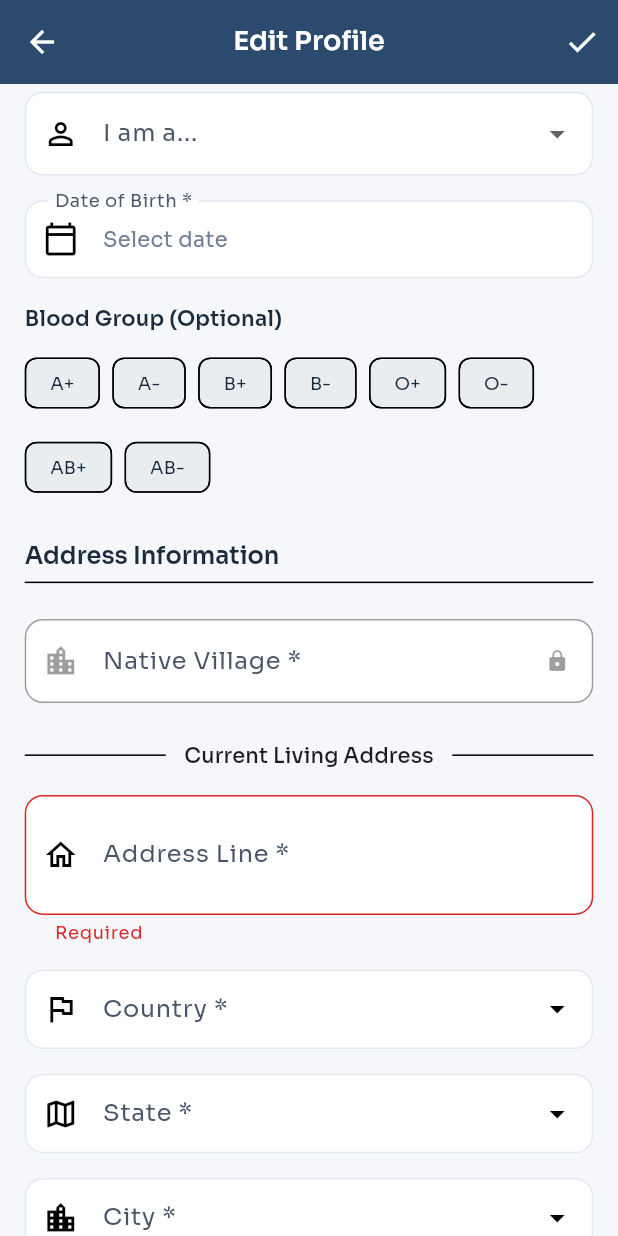
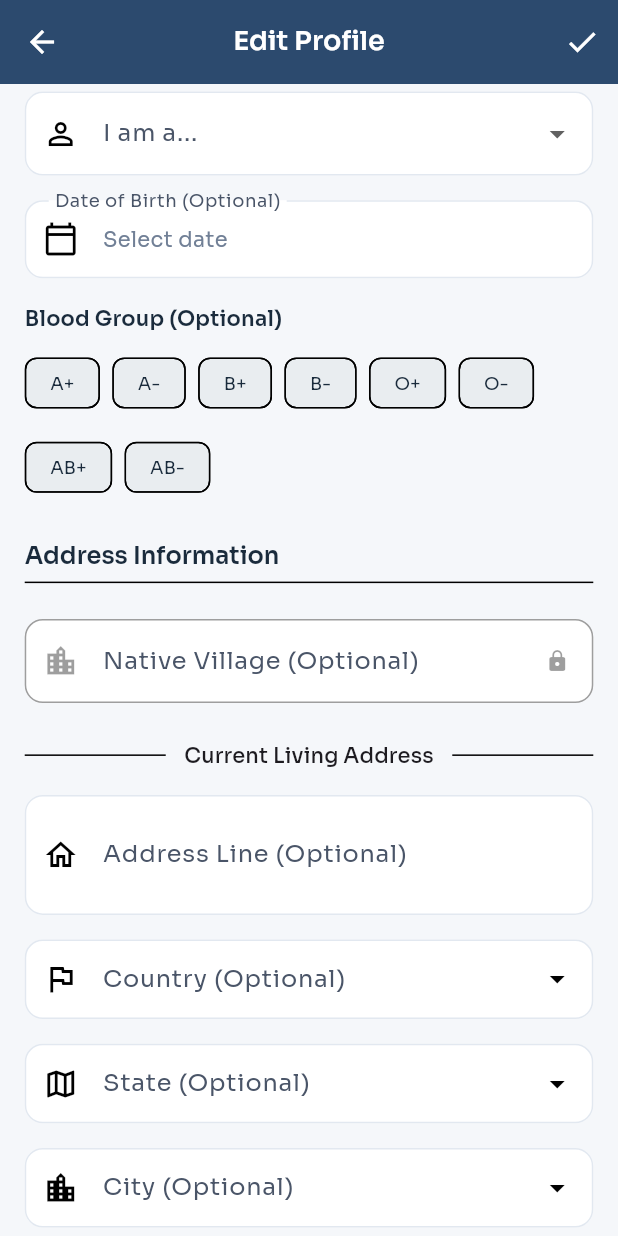
Before and after one commit to mrparthpatelz1/kp-business-users, a Flutter app: the EditProfileView screen opened by its route, scrolled down 576 dp, after a tap on the "check" icon, on a phone screen of 412 x 824 dp. Run offline on Flutter 3.47's test engine with Material 3 defaults, Android fonts, the phone set to English and light mode, and no system bars; drawn by our look-alikes of dropdown_search; our stand-ins replace app_links, cached_network_image, connectivity_plus, dio, file_picker, firebase_core and 11 more; accounts and stored records are empty; network calls fail.

Commit message:
code formate changes for apple issue

```diff
--- a/lib/app/core/constants/api_constants.dart
+++ b/lib/app/core/constants/api_constants.dart
@@ -1,10 +1,10 @@
 class ApiConstants {
   // static const String baseUrl = 'http://localhost:3000/api/v2'; // For Chrome
   static const String baseUrl =
-  'https://api.48kadavapatidarparivar.cloud/api/v2'; // Production URL
+      'https://api.48kadavapatidarparivar.cloud/api/v2'; // Production URL
   // static const String baseUrl = 'http://10.0.2.2:3000/api/v2'; // Local URL for emulator
   // static const String baseUrl =
-  //     'http://192.168.1.51:3000/api/v2'; // Local URL for real device
+  //     'http://127.0.0.1:3000/api/v2'; // Local URL for real device
   // static const String baseUrl =
   //     'https://staging.48kadavapatidarparivar.cloud/api/v2'; // Staging URL
 
--- a/lib/app/modules/auth/register/register_view.dart
+++ b/lib/app/modules/auth/register/register_view.dart
@@ -215,7 +215,7 @@ class RegisterView extends GetView<RegisterController> {
             SizedBox(height: 1.h),
             Center(
               child: Text(
-                'Upload Profile Picture *',
+                'Upload Profile Picture (Optional)',
                 style: TextStyle(
                   color: AppTheme.textSecondary,
                   fontSize: 14.sp,
@@ -376,7 +376,7 @@ class RegisterView extends GetView<RegisterController> {
             SizedBox(height: 2.h),
 
             // Gender
-            Text('Gender *', style: Theme.of(context).textTheme.titleMedium),
+            Text('Gender (Optional)', style: Theme.of(context).textTheme.titleMedium),
             SizedBox(height: 1.h),
             Obx(
               () => Row(
@@ -388,7 +388,7 @@ class RegisterView extends GetView<RegisterController> {
                       label: Text(g.capitalizeFirst!),
                       selected: isSelected,
                       onSelected: (_) {
-                        controller.gender.value = g;
+                        controller.gender.value = isSelected ? '' : g;
                         controller.clearAllFocus();
                       },
                       selectedColor: AppTheme.primaryColor,
@@ -408,7 +408,7 @@ class RegisterView extends GetView<RegisterController> {
                 onTap: () => controller.selectDateOfBirth(context),
                 child: InputDecorator(
                   decoration: const InputDecoration(
-                    labelText: 'Date of Birth *',
+                    labelText: 'Date of Birth (Optional)',
                     prefixIcon: Icon(Icons.calendar_today_outlined),
                   ),
                   child: Text(
@@ -417,6 +417,7 @@ class RegisterView extends GetView<RegisterController> {
                             controller.dateOfBirth.value!.toIso8601String(),
                           )
                         : 'Select date',
+
                     style: TextStyle(
                       color: controller.dateOfBirth.value != null
                           ? AppTheme.textPrimary
@@ -642,11 +643,12 @@ class RegisterView extends GetView<RegisterController> {
                 compareFn: (a, b) => a['id'] == b['id'],
                 decoratorProps: const DropDownDecoratorProps(
                   decoration: InputDecoration(
-                    labelText: 'Native Village *',
+                    labelText: 'Native Village (Optional)',
                     prefixIcon: Icon(Icons.location_city_outlined),
                     hintText: 'Select your native village',
                   ),
                 ),
+
                 popupProps: PopupProps.menu(
                   showSearchBox: true,
                   containerBuilder: (context, popupWidget) =>
@@ -662,7 +664,7 @@ class RegisterView extends GetView<RegisterController> {
                   controller.selectedVillageId.value = item?['id'];
                   controller.clearAllFocus();
                 },
-                validator: (v) => v == null ? 'Required' : null,
+                validator: (v) => null,
                 onBeforePopupOpening: (selectedItem) async {
                   FocusScope.of(context).unfocus();
                   return true;
@@ -692,13 +694,13 @@ class RegisterView extends GetView<RegisterController> {
               controller: controller.addressController,
               focusNode: controller.addressFocusNode,
               decoration: const InputDecoration(
-                labelText: 'Address Line *',
+                labelText: 'Address Line (Optional)',
                 prefixIcon: Icon(Icons.home_outlined),
                 hintText: 'House no, Street, Area',
               ),
               maxLines: 2,
-              validator: (v) => v!.isEmpty ? 'Required' : null,
-            ),
+            ),
+
             SizedBox(height: 2.h),
 
             // Country - Searchable
@@ -712,10 +714,11 @@ class RegisterView extends GetView<RegisterController> {
                 compareFn: (a, b) => a['code'] == b['code'],
                 decoratorProps: const DropDownDecoratorProps(
                   decoration: InputDecoration(
-                    labelText: 'Country *',
+                    labelText: 'Country (Optional)',
                     prefixIcon: Icon(Icons.flag_outlined),
                   ),
                 ),
+
                 popupProps: PopupProps.menu(
                   showSearchBox: true,
                   containerBuilder: (context, popupWidget) =>
@@ -731,6 +734,7 @@ class RegisterView extends GetView<RegisterController> {
                   if (item != null) controller.loadStates(item['code']);
                   controller.clearAllFocus();
                 },
+                validator: (v) => null,
                 onBeforePopupOpening: (selectedItem) async {
                   FocusScope.of(context).unfocus();
                   return true;
@@ -750,10 +754,11 @@ class RegisterView extends GetView<RegisterController> {
                 compareFn: (a, b) => a['code'] == b['code'],
                 decoratorProps: const DropDownDecoratorProps(
                   decoration: InputDecoration(
-                    labelText: 'State *',
+                    labelText: 'State (Optional)',
                     prefixIcon: Icon(Icons.map_outlined),
                   ),
                 ),
+
                 popupProps: PopupProps.menu(
                   showSearchBox: true,
                   containerBuilder: (context, popupWidget) =>
@@ -769,7 +774,6 @@ class RegisterView extends GetView<RegisterController> {
                   if (item != null) controller.loadCities(item['code']);
                   controller.clearAllFocus();
                 },
-                validator: (v) => v == null ? 'Required' : null,
                 onBeforePopupOpening: (selectedItem) async {
                   FocusScope.of(context).unfocus();
                   return true;
@@ -789,10 +793,11 @@ class RegisterView extends GetView<RegisterController> {
                 compareFn: (a, b) => a['name'] == b['name'],
                 decoratorProps: const DropDownDecoratorProps(
                   decoration: InputDecoration(
-                    labelText: 'City *',
+                    labelText: 'City (Optional)',
                     prefixIcon: Icon(Icons.location_city_outlined),
                   ),
                 ),
+
                 popupProps: PopupProps.menu(
                   showSearchBox: true,
                   containerBuilder: (context, popupWidget) =>
@@ -808,7 +813,7 @@ class RegisterView extends GetView<RegisterController> {
                   controller.selectedCityName.value = item?['name'] ?? '';
                   controller.clearAllFocus();
                 },
-                validator: (v) => v == null ? 'Required' : null,
+                validator: (v) => null,
                 onBeforePopupOpening: (selectedItem) async {
                   FocusScope.of(context).unfocus();
                   return true;
@@ -823,16 +828,16 @@ class RegisterView extends GetView<RegisterController> {
               focusNode: controller.zipcodeFocusNode,
               keyboardType: TextInputType.number,
               decoration: const InputDecoration(
-                labelText: 'Zipcode *',
+                labelText: 'Zipcode (Optional)',
                 prefixIcon: Icon(Icons.pin_drop_outlined),
               ),
               validator: (v) {
-                if (v!.isEmpty) return 'Required';
-                if (!RegExp(r'^[0-9]{6}$').hasMatch(v))
+                if (v != null && v.isNotEmpty && !RegExp(r'^[0-9]{6}$').hasMatch(v))
                   return 'Enter 6 digit zipcode';
                 return null;
               },
             ),
+
             SizedBox(height: 4.h),
           ],
         ),
--- a/lib/app/modules/profile/edit_profile_view.dart
+++ b/lib/app/modules/profile/edit_profile_view.dart
@@ -201,9 +201,10 @@ class EditProfileView extends GetView<EditProfileController> {
 
                   // Gender
                   Text(
-                    'Gender *',
+                    'Gender (Optional)',
                     style: Theme.of(context).textTheme.titleMedium,
                   ),
+
                   SizedBox(height: 1.h),
                   Obx(
                     () => Row(
@@ -214,7 +215,8 @@ class EditProfileView extends GetView<EditProfileController> {
                           child: ChoiceChip(
                             label: Text(g.capitalizeFirst!),
                             selected: isSelected,
-                            onSelected: (_) => controller.gender.value = g,
+                            onSelected: (_) => controller.gender.value = isSelected ? '' : g,
+
                             selectedColor: AppTheme.primaryColor,
                             labelStyle: TextStyle(
                               color: isSelected
@@ -274,9 +276,10 @@ class EditProfileView extends GetView<EditProfileController> {
                       onTap: () => controller.selectDateOfBirth(context),
                       child: InputDecorator(
                         decoration: const InputDecoration(
-                          labelText: 'Date of Birth *',
+                          labelText: 'Date of Birth (Optional)',
                           prefixIcon: Icon(Icons.calendar_today_outlined),
                         ),
+
                         child: Text(
                           controller.dateOfBirth.value != null
                               ? AppDateUtils.formatDateSlash(
@@ -333,10 +336,11 @@ class EditProfileView extends GetView<EditProfileController> {
                     controller: controller.nativeVillageNameController,
                     enabled: false,
                     decoration: const InputDecoration(
-                      labelText: 'Native Village *',
+                      labelText: 'Native Village (Optional)',
                       prefixIcon: Icon(Icons.location_city_outlined),
                       suffixIcon: Icon(Icons.lock, size: 16),
                     ),
+
                   ),
                   SizedBox(height: 3.h),
 
@@ -360,13 +364,13 @@ class EditProfileView extends GetView<EditProfileController> {
                   TextFormField(
                     controller: controller.addressController,
                     decoration: const InputDecoration(
-                      labelText: 'Address Line *',
+                      labelText: 'Address Line (Optional)',
                       prefixIcon: Icon(Icons.home_outlined),
                       hintText: 'House no, Street, Area',
                     ),
                     maxLines: 2,
-                    validator: (v) => v!.isEmpty ? 'Required' : null,
                   ),
+
                   SizedBox(height: 2.h),
 
                   // Country - Searchable
@@ -381,10 +385,11 @@ class EditProfileView extends GetView<EditProfileController> {
                       compareFn: (a, b) => a['code'] == b['code'],
                       decoratorProps: const DropDownDecoratorProps(
                         decoration: InputDecoration(
-                          labelText: 'Country *',
+                          labelText: 'Country (Optional)',
                           prefixIcon: Icon(Icons.flag_outlined),
                         ),
                       ),
+
                       popupProps: PopupProps.menu(
                         showSearchBox: true,
                         containerBuilder: (context, popupWidget) =>
@@ -418,10 +423,11 @@ class EditProfileView extends GetView<EditProfileController> {
                       compareFn: (a, b) => a['code'] == b['code'],
                       decoratorProps: const DropDownDecoratorProps(
                         decoration: InputDecoration(
-                          labelText: 'State *',
+                          labelText: 'State (Optional)',
                           prefixIcon: Icon(Icons.map_outlined),
                         ),
                       ),
+
                       popupProps: PopupProps.menu(
                         showSearchBox: true,
                         containerBuilder: (context, popupWidget) =>
@@ -436,7 +442,7 @@ class EditProfileView extends GetView<EditProfileController> {
                       onChanged: (item) {
                         if (item != null) controller.loadCities(item['code']);
                       },
-                      validator: (v) => v == null ? 'Required' : null,
+                      validator: (v) => null,
                       onBeforePopupOpening: (selectedItem) async {
                         FocusScope.of(context).unfocus();
                         return true;
@@ -456,10 +462,11 @@ class EditProfileView extends GetView<EditProfileController> {
                       compareFn: (a, b) => a['name'] == b['name'],
                       decoratorProps: const DropDownDecoratorProps(
                         decoration: InputDecoration(
-                          labelText: 'City *',
+                          labelText: 'City (Optional)',
                           prefixIcon: Icon(Icons.location_city_outlined),
                         ),
                       ),
+
                       popupProps: PopupProps.menu(
                         showSearchBox: true,
                         containerBuilder: (context, popupWidget) =>
@@ -474,7 +481,7 @@ class EditProfileView extends GetView<EditProfileController> {
                       onChanged: (item) {
                         controller.selectedCityName.value = item?['name'] ?? '';
                       },
-                      validator: (v) => v == null ? 'Required' : null,
+                      validator: (v) => null,
                       onBeforePopupOpening: (selectedItem) async {
                         FocusScope.of(context).unfocus();
                         return true;
@@ -488,16 +495,16 @@ class EditProfileView extends GetView<EditProfileController> {
                     controller: controller.zipcodeController,
                     keyboardType: TextInputType.number,
                     decoration: const InputDecoration(
-                      labelText: 'Zipcode *',
+                      labelText: 'Zipcode (Optional)',
                       prefixIcon: Icon(Icons.pin_drop_outlined),
                     ),
                     validator: (v) {
-                      if (v!.isEmpty) return 'Required';
-                      if (!RegExp(r'^[0-9]{6}$').hasMatch(v)) {
+                      if (v != null && v.isNotEmpty && !RegExp(r'^[0-9]{6}$').hasMatch(v)) {
                         return 'Enter 6 digit zipcode';
                       }
                       return null;
                     },
+
                   ),
                   SizedBox(height: 3.h),
 
@@ -1038,16 +1045,17 @@ class EditProfileView extends GetView<EditProfileController> {
                             radius: 40,
                             backgroundImage: FileImage(form.logo.value!),
                           );
-                        } else if (form.currentLogoUrl?.value != null &&
-                            form.currentLogoUrl!.value!.isNotEmpty) {
+                        } else if (form.currentLogoUrl.value != null &&
+                            form.currentLogoUrl.value!.isNotEmpty) {
                           return CircleAvatar(
                             radius: 40,
                             backgroundImage: NetworkImage(
                               ApiConstants.getFullUrl(
-                                form.currentLogoUrl!.value,
+                                form.currentLogoUrl.value!,
                               ),
                             ),
                           );
+
                         } else {
                           return Container(
                             width: 80,
--- a/pubspec.yaml
+++ b/pubspec.yaml
@@ -2,7 +2,7 @@ name: kp_business_users
 description: "KP Business Community Platform - Users App"
 publish_to: 'none'
 
-version: 1.0.0+2
+version: 1.0.0+5
 
 environment:
   sdk: ^3.10.7
```
Also changed, not shown: lib/app/modules/auth/register/register_controller.dart (+11 -30 lines), lib/app/modules/profile/edit_profile_controller.dart (+5 -4 lines), pubspec.lock, 3 other files.
